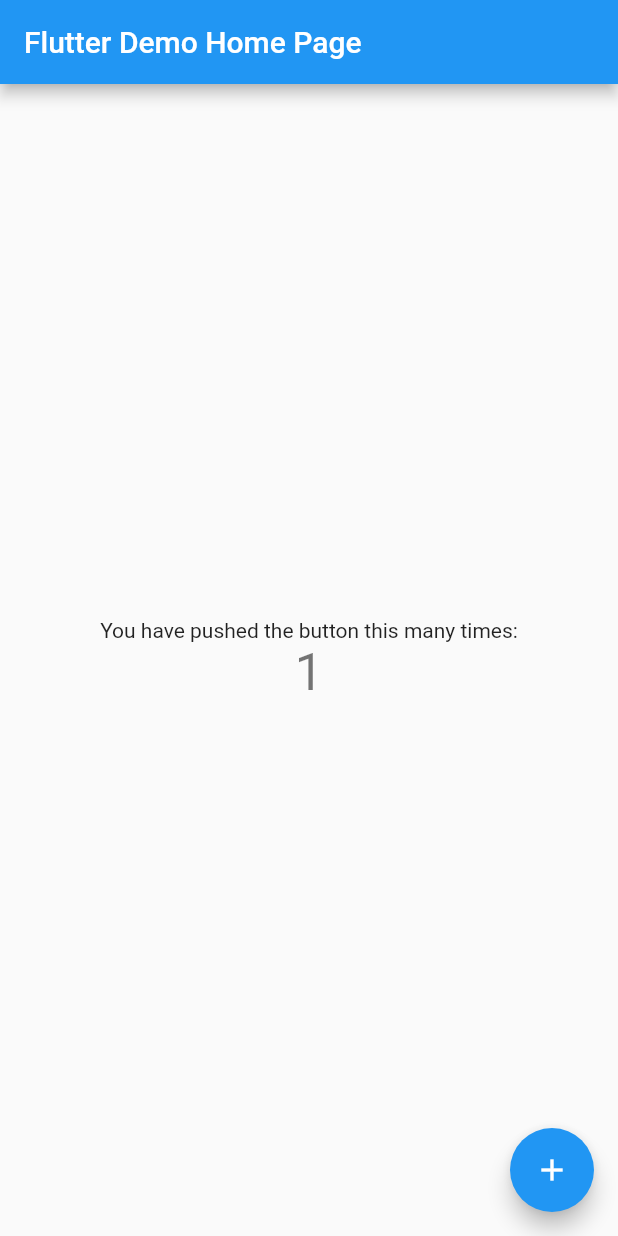
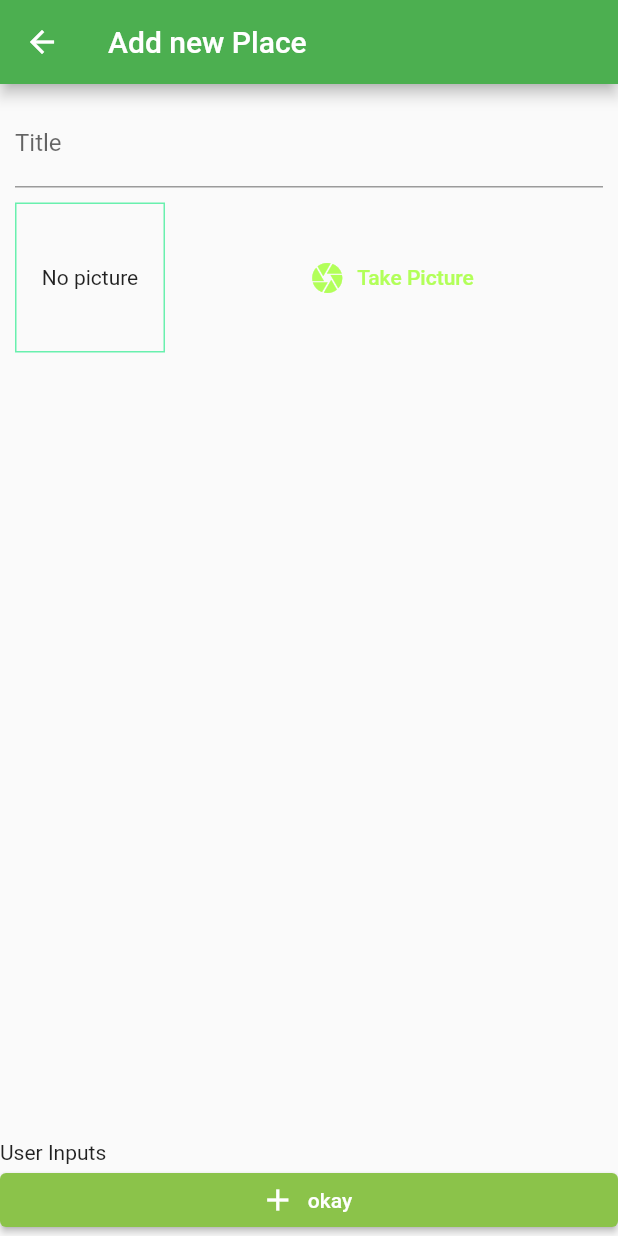
Before and after one commit to SteffenGiessing/CopenhagenNatureExplorer, a Flutter app: the screen it shows after launch, after a tap on the "add" icon, on a phone screen of 412 x 824 dp. Run offline on Flutter 3.47's test engine with Material 2 defaults, Android fonts, the phone set to English and light mode, and no system bars; our stand-ins replace google_maps_flutter.

Commit message:
Add new places and feed under development

```diff
--- /dev/null
+++ b/copenhagen_nature_explorer/lib/locationFetcher.dart
@@ -0,0 +1,52 @@
+import 'package:flutter/material.dart';
+
+class LocationInput extends StatefulWidget {
+ LocationInput({Key key}) : super(key: key);
+
+  @override
+   _LocationInputState createState() =>  _LocationInputState();
+}
+
+class _LocationInputState extends State <LocationInput> {
+  String _previewImageUrl;
+
+  @override
+  Widget build(BuildContext context) {
+    return Column (children: <Widget>[
+      Container(height: 170,
+      width: double.infinity,
+      alignment: Alignment.center,
+      child: _previewImageUrl == null
+      ? Text(
+        "No Location Found",
+        textAlign: TextAlign.center,
+      )
+      : Image.network(
+        _previewImageUrl,
+        fit: BoxFit.cover,
+        width: double.infinity
+        )
+        ),
+        Row(children: <Widget>[
+          FlatButton.icon(
+            icon: Icon(
+              Icons.location_on,
+              ),
+            label: Text("Current Location"),
+            textColor: Theme.of(context).primaryColor,
+            onPressed: () {},
+          ),
+          FlatButton.icon(
+            icon: Icon(
+              Icons.map
+              ),
+            label: Text("Select on Map"),
+            textColor: Theme.of(context).primaryColor,
+            onPressed: () {},
+          ),
+        ],
+        )
+    ]
+    );
+  }
+}
--- a/copenhagen_nature_explorer/lib/main.dart
+++ b/copenhagen_nature_explorer/lib/main.dart
@@ -1,113 +1,94 @@
+import 'dart:async';
+import 'package:copenhagen_nature_explorer/model/place.dart';
 import 'package:flutter/material.dart';
-
-void main() {
-  runApp(MyApp());
-}
+import 'package:google_maps_flutter/google_maps_flutter.dart';
+import 'package:provider/provider.dart';
+import './provider/user_places.dart';
+import './screens/feed.dart';
+import './screens/add_place.dart';
+void main() => runApp(MyApp());
 
 class MyApp extends StatelessWidget {
-  // This widget is the root of your application.
   @override
   Widget build(BuildContext context) {
-    return MaterialApp(
-      title: 'Flutter Demo',
-      theme: ThemeData(
-        // This is the theme of your application.
-        //
-        // Try running your application with "flutter run". You'll see the
-        // application has a blue toolbar. Then, without quitting the app, try
-        // changing the primarySwatch below to Colors.green and then invoke
-        // "hot reload" (press "r" in the console where you ran "flutter run",
-        // or simply save your changes to "hot reload" in a Flutter IDE).
-        // Notice that the counter didn't reset back to zero; the application
-        // is not restarted.
-        primarySwatch: Colors.blue,
+    return Provider(
+      create: (_) => Place(),
+      child: MaterialApp(
+        title: "Find you adventure",
+        theme: ThemeData(
+          primarySwatch: Colors.green,
+          accentColor: Colors.lightGreenAccent
+          ),
+        home: PlacesListScreen(),
+        routes: {
+          AddPlaceScreen.routeName: (ctx) => AddPlaceScreen(),
+        },
       ),
-      home: MyHomePage(title: 'Flutter Demo Home Page'),
     );
   }
 }
 
-class MyHomePage extends StatefulWidget {
-  MyHomePage({Key key, this.title}) : super(key: key);
+// class MyHomePage extends StatefulWidget {
+//   MyHomePage({Key key, this.title}) : super(key: key);
 
-  // This widget is the home page of your application. It is stateful, meaning
-  // that it has a State object (defined below) that contains fields that affect
-  // how it looks.
+//   final String title;
 
-  // This class is the configuration for the state. It holds the values (in this
-  // case the title) provided by the parent (in this case the App widget) and
-  // used by the build method of the State. Fields in a Widget subclass are
-  // always marked "final".
+//   @override
+//   _MyHomePageState createState() => _MyHomePageState();
+// }
 
-  final String title;
+// class _MyHomePageState extends State<MyHomePage> {
 
-  @override
-  _MyHomePageState createState() => _MyHomePageState();
-}
+//   final CameraPosition _initialPosition = CameraPosition(target: LatLng(55.704212, 12.530581));
+//   @override
+//   Widget build(BuildContext context) {
+//     return Scaffold(
+//       body: GoogleMap(
+//         initialCameraPosition: _initialPosition,
+//         mapType: MapType.normal,
+//       ),
+//       floatingActionButton: FloatingActionButton(
+//         onPressed: () {},
+//         child: Icon(Icons.zoom_out),
+//       ),
+//     );
+//   }
+// }
 
-class _MyHomePageState extends State<MyHomePage> {
-  int _counter = 0;
+// // class MapSampleState extends State<MapSample> {
+// //   Completer<GoogleMapController> _controller = Completer();
 
-  void _incrementCounter() {
-    setState(() {
-      // This call to setState tells the Flutter framework that something has
-      // changed in this State, which causes it to rerun the build method below
-      // so that the display can reflect the updated values. If we changed
-      // _counter without calling setState(), then the build method would not be
-      // called again, and so nothing would appear to happen.
-      _counter++;
-    });
-  }
+// //   static final CameraPosition _kGooglePlex = CameraPosition(
+// //     target: LatLng(37.42796133580664, -122.085749655962),
+// //     zoom: 14.4746,
+// //   );
 
-  @override
-  Widget build(BuildContext context) {
-    // This method is rerun every time setState is called, for instance as done
-    // by the _incrementCounter method above.
-    //
-    // The Flutter framework has been optimized to make rerunning build methods
-    // fast, so that you can just rebuild anything that needs updating rather
-    // than having to individually change instances of widgets.
-    return Scaffold(
-      appBar: AppBar(
-        // Here we take the value from the MyHomePage object that was created by
-        // the App.build method, and use it to set our appbar title.
-        title: Text(widget.title),
-      ),
-      body: Center(
-        // Center is a layout widget. It takes a single child and positions it
-        // in the middle of the parent.
-        child: Column(
-          // Column is also a layout widget. It takes a list of children and
-          // arranges them vertically. By default, it sizes itself to fit its
-          // children horizontally, and tries to be as tall as its parent.
-          //
-          // Invoke "debug painting" (press "p" in the console, choose the
-          // "Toggle Debug Paint" action from the Flutter Inspector in Android
-          // Studio, or the "Toggle Debug Paint" command in Visual Studio Code)
-          // to see the wireframe for each widget.
-          //
-          // Column has various properties to control how it sizes itself and
-          // how it positions its children. Here we use mainAxisAlignment to
-          // center the children vertically; the main axis here is the vertical
-          // axis because Columns are vertical (the cross axis would be
-          // horizontal).
-          mainAxisAlignment: MainAxisAlignment.center,
-          children: <Widget>[
-            Text(
-              'You have pushed the button this many times:',
-            ),
-            Text(
-              '$_counter',
-              style: Theme.of(context).textTheme.headline4,
-            ),
-          ],
-        ),
-      ),
-      floatingActionButton: FloatingActionButton(
-        onPressed: _incrementCounter,
-        tooltip: 'Increment',
-        child: Icon(Icons.add),
-      ), // This trailing comma makes auto-formatting nicer for build methods.
-    );
-  }
-}
+// //   static final CameraPosition _kLake = CameraPosition(
+// //       bearing: 192.8334901395799,
+// //       target: LatLng(37.43296265331129, -122.08832357078792),
+// //       tilt: 59.440717697143555,
+// //       zoom: 19.151926040649414);
+
+// //   @override
+// //   Widget build(BuildContext context) {
+// //     return new Scaffold(
+// //       body: GoogleMap(
+// //         mapType: MapType.normal,
+// //         initialCameraPosition: _kGooglePlex,
+// //         onMapCreated: (GoogleMapController controller) {
+// //           _controller.complete(controller);
+// //         },
+// //       ),
+// //       floatingActionButton: FloatingActionButton.extended(
+// //         onPressed: _goToTheLake,
+// //         label: Text("To The Lake"),
+// //         icon: Icon(Icons.directions_boat),
+// //       ),
+// //     );
+// //   }
+
+// //   Future<void> _goToTheLake() async {
+// //     final GoogleMapController controller = await _controller.future;
+// //     controller.animateCamera(CameraUpdate.newCameraPosition(_kLake));
+// //   }
+// // }
--- /dev/null
+++ b/copenhagen_nature_explorer/lib/model/place.dart
@@ -0,0 +1,28 @@
+import 'package:flutter/foundation.dart';
+import 'dart:io';
+
+class LocationAttributes {
+  final double latitude;
+  final double longitude;
+  final String address;
+
+  LocationAttributes({
+    @required this.latitude,
+    @required this.longitude,
+    this.address,
+  });
+}
+
+class Place {
+  final String id;
+  final LocationAttributes location;
+  final String description;
+  final File image;
+
+  Place({
+    @required this.id,
+    @required this.description,
+    @required this.location,
+    @required this.image,
+  });
+}
--- /dev/null
+++ b/copenhagen_nature_explorer/lib/screens/add_place.dart
@@ -0,0 +1,56 @@
+import 'package:copenhagen_nature_explorer/screens/place_details.dart';
+import 'package:flutter/material.dart';
+import '../widgets/imageHandler.dart';
+class AddPlaceScreen extends StatefulWidget {
+  static const routeName = "/add-place";
+
+  @override
+  _AddPlaceScreenState createState() => _AddPlaceScreenState();
+}
+
+class _AddPlaceScreenState extends State<AddPlaceScreen> {
+  final _titleController = TextEditingController();
+
+  @override
+  Widget build(BuildContext context) {
+    return Scaffold(
+      appBar: AppBar(
+        title: Text("Add new Place"),
+      ),
+      body: Column(
+        mainAxisAlignment: MainAxisAlignment.spaceBetween,
+        crossAxisAlignment: CrossAxisAlignment.stretch,
+        children: <Widget>[
+          Expanded(
+            child: SingleChildScrollView(
+              child: Padding(
+                padding: EdgeInsets.all(10),
+                child: Column(
+                  children: <Widget>[
+                    TextField(
+                      decoration: InputDecoration(labelText: "Title"),
+                      controller: _titleController,
+                    ),
+                    SizedBox(height: 10,),
+                    ImageInput()
+                  ],
+                ),
+              ),
+            ),
+          ),
+          Text("User Inputs"),
+          ElevatedButton.icon(
+            style: ElevatedButton.styleFrom(
+              primary: Colors.lightGreen,
+            ),
+            label: Text("okay"),
+            icon: Icon(Icons.add),
+            onPressed: () {
+              print("works");
+            },
+          ),
+        ],
+      ),
+    );
+  }
+}
--- /dev/null
+++ b/copenhagen_nature_explorer/lib/screens/feed.dart
@@ -0,0 +1,25 @@
+import 'package:flutter/material.dart';
+import './add_place.dart';
+
+class PlacesListScreen extends StatelessWidget {
+  const PlacesListScreen({Key key}) : super(key: key);
+
+  @override
+  Widget build(BuildContext context) {
+    return Scaffold(
+        appBar: AppBar(
+          title: Text('Places'),
+          actions: <Widget>[
+            IconButton(
+              icon: Icon(Icons.add),
+              onPressed: () {
+                 Navigator.of(context).pushNamed(AddPlaceScreen.routeName);
+              },
+            ),
+          ],
+        ),
+        body: Center(child: CircularProgressIndicator()
+        ),
+      );
+  }
+}
--- /dev/null
+++ b/copenhagen_nature_explorer/lib/screens/place_details.dart
@@ -0,0 +1,10 @@
+import 'package:flutter/cupertino.dart';
+import 'package:flutter/foundation.dart';
+import '../model/place.dart';
+
+class AddPlace with ChangeNotifier {
+  List<Place> _items = [];
+  List<Place> get items {
+    return [..._items];
+  }
+}
--- /dev/null
+++ b/copenhagen_nature_explorer/lib/widgets/imageHandler.dart
@@ -0,0 +1,45 @@
+import 'package:flutter/material.dart';
+import 'dart:io';
+class ImageInput extends StatefulWidget {
+
+  @override
+  _ImageInputState createState() => _ImageInputState();
+}
+
+class _ImageInputState extends State<ImageInput> {
+
+  File _storedImage;
+
+  @override
+  Widget build(BuildContext context) {
+    return Row(children: <Widget>[
+      Container(
+        width: 100,
+        height: 100,
+        decoration: BoxDecoration(
+          border: Border.all(width:1, color:Colors.greenAccent)
+        ),
+        child:  _storedImage != null ?
+        Image.file(
+          _storedImage,
+          fit: BoxFit.cover,
+          width: double.infinity
+          )
+        : Text("No picture", textAlign: TextAlign.center),
+      alignment: Alignment.center,
+      ),
+      SizedBox(width: 10,),
+      Expanded(
+        child: TextButton.icon(
+          icon: Icon(Icons.camera),
+          style: TextButton.styleFrom(
+            primary: Colors.lightGreenAccent,
+          ),
+          label: Text("Take Picture"),
+          onPressed: () {},
+        ),
+      ),
+    ]
+    );
+  }
+}
--- a/copenhagen_nature_explorer/pubspec.yaml
+++ b/copenhagen_nature_explorer/pubspec.yaml
@@ -27,8 +27,10 @@
 
   # The following adds the Cupertino Icons font to your application.
   # Use with the CupertinoIcons class for iOS style icons.
+  provider: ^5.0.0
   cupertino_icons: ^1.0.2
-
+  google_maps_flutter: ^2.0.3
+  location: ^4.1.1
 dev_dependencies:
   flutter_test:
     sdk: flutter
```
Also changed, not shown: copenhagen_nature_explorer/lib/provider/user_places.dart (added), 6 other files.
